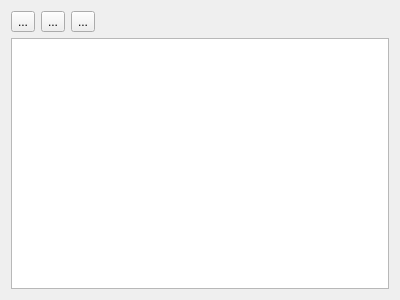
Old version of the form src/ui/qgsdatumtransformtablewidgetbase.ui in the repository qgis/QGIS.
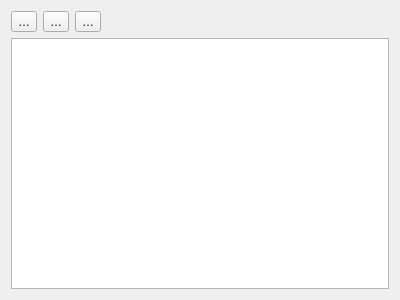
New version of the form. Icons and pictures are not drawn.

The edit to the form file:
```diff
--- a/src/ui/qgsdatumtransformtablewidgetbase.ui
+++ b/src/ui/qgsdatumtransformtablewidgetbase.ui
@@ -17,7 +17,7 @@
    <item row="0" column="1">
     <widget class="QToolButton" name="mAddButton">
      <property name="text">
-      <string>...</string>
+      <string>…</string>
      </property>
      <property name="icon">
       <iconset resource="../../images/images.qrc">
@@ -28,7 +28,7 @@
    <item row="0" column="2">
     <widget class="QToolButton" name="mRemoveButton">
      <property name="text">
-      <string>...</string>
+      <string>…</string>
      </property>
      <property name="icon">
       <iconset resource="../../images/images.qrc">
@@ -39,7 +39,7 @@
    <item row="0" column="3">
     <widget class="QToolButton" name="mEditButton">
      <property name="text">
-      <string>...</string>
+      <string>…</string>
      </property>
      <property name="icon">
       <iconset resource="../../images/images.qrc">
```
